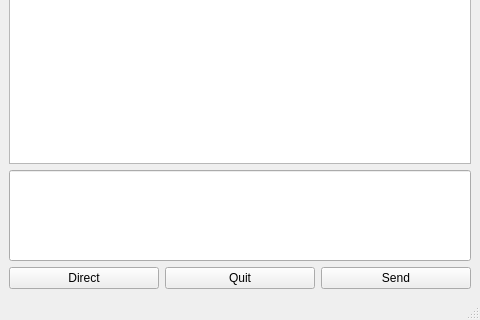
The window that ui/dchat.ui (berndhs/egalite) describes before a commit, drawn with Qt 5; both pictures show x 0 to 480 and y 320 to 640 of the 480 by 640 pixel window.
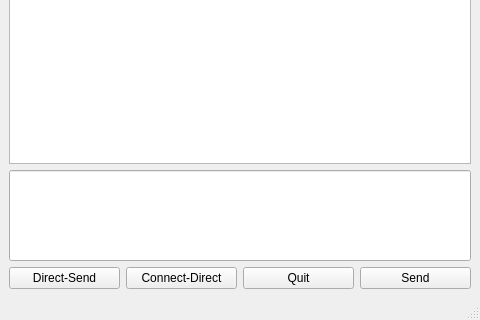
The same window after the commit. Icons and pictures are not drawn.

Commit message: make direct sockets hand data upstairs

What changed in the file:
```diff
--- a/ui/dchat.ui
+++ b/ui/dchat.ui
@@ -31,10 +31,17 @@
     </item>
     <item row="2" column="0">
      <layout class="QHBoxLayout" name="horizontalLayout">
+      <item>
+       <widget class="QPushButton" name="sendDirectButton">
+        <property name="text">
+         <string>Direct-Send</string>
+        </property>
+       </widget>
+      </item>
       <item>
        <widget class="QPushButton" name="directButton">
         <property name="text">
-         <string>Direct</string>
+         <string>Connect-Direct</string>
         </property>
        </widget>
       </item>
```
The commit also changes 9 other files.
